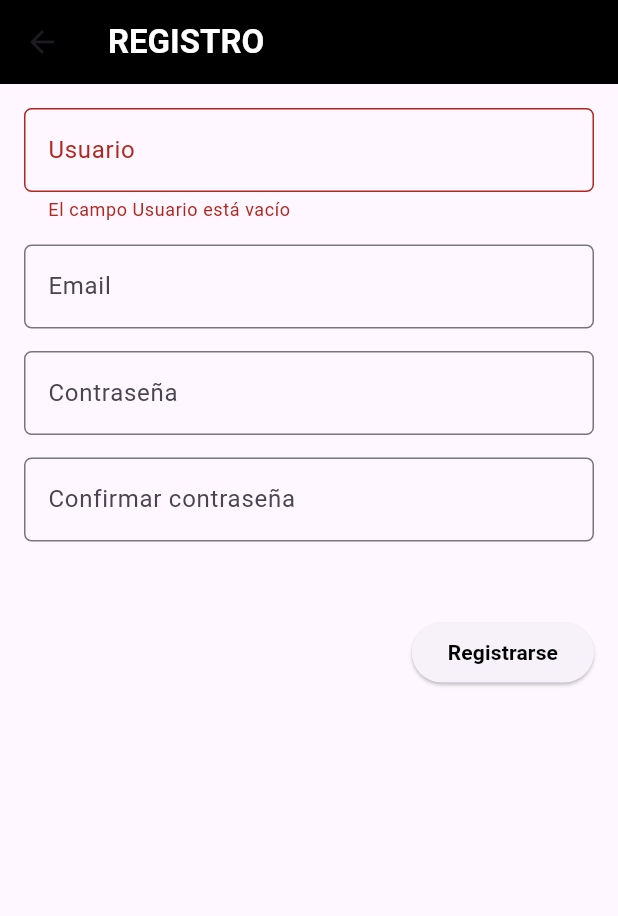
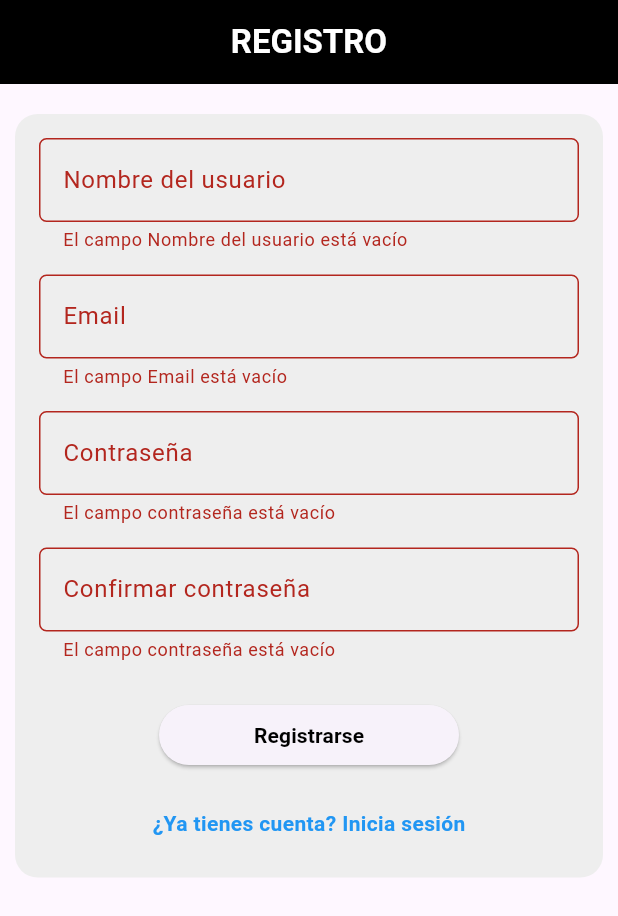
Before and after one commit to GamblerRunner/OtakuTracing, a Flutter app: the RegisterPage screen opened directly, after a tap on "Registrarse", on a phone screen of 412 x 824 dp. Shown: the top 916 px of the screen. Run offline on Flutter 3.47's test engine with Material 3 defaults, Android fonts, the phone set to English and light mode, and no system bars; our stand-ins replace firebase_auth, firebase_core, fluttertoast, graphql, graphql_flutter, video_player; accounts and stored records are empty; network calls fail.

Commit message:
Login, Register y Ajustes

```diff
--- a/lib/main.dart
+++ b/lib/main.dart
@@ -4,10 +4,11 @@ import 'package:tfc/login.dart';
 import 'AnimeData.dart';
 import 'AnimeModel.dart';
 import 'register.dart';
+import 'settings.dart';
 
 void main() {
   runApp(MaterialApp(
-    home: HomePage(),
+    home: LoginPage(),
   ));
 }
 
@@ -168,7 +169,7 @@ class _HomePageState extends State<HomePage> {
                         onPressed: () {
                           Navigator.push(
                             context,
-                            MaterialPageRoute(builder: (context) => LoginPage()),
+                            MaterialPageRoute(builder: (context) => SettingsPage()),
                           );
                         },
                         child: Text('Buscar'),
--- a/lib/register.dart
+++ b/lib/register.dart
@@ -1,6 +1,7 @@
 import 'package:flutter/material.dart';
-import 'package:tfc/otaku.dart';
+import 'package:fluttertoast/fluttertoast.dart';
 import 'package:tfc/Firebase_Manager.dart';
+import 'login.dart'; // Importar la pantalla de inicio de sesión
 
 class RegisterPage extends StatefulWidget {
   @override
@@ -9,55 +10,96 @@ class RegisterPage extends StatefulWidget {
 
 class Register extends State<RegisterPage> {
   final GlobalKey<FormState> _formKey = GlobalKey<FormState>();
-  //VARIABLES
+
+  // VARIABLES
   String? usuario;
   String? correo;
   String? contrasenia1;
   String? contrasenia2;
+  bool pasarDatos1 = false;
+  bool pasarDatos2 = false;
 
   FirebaseManager fm = FirebaseManager();
 
-
-  //METODOS
+  // METODOS
   void registrarse() {
     if (_formKey.currentState!.validate()) {
       _formKey.currentState!.save();
       fm.registerNewUser(correo!, contrasenia1!);
+      // Mostrar toast si todos los datos son correctos
+      Fluttertoast.showToast(
+        msg: "¡Registro exitoso!",
+        toastLength: Toast.LENGTH_SHORT,
+        gravity: ToastGravity.BOTTOM,
+        backgroundColor: Colors.green,
+        textColor: Colors.white,
+      );
     }
+  }
+
+  String? _validateField(String? value, String fieldName) {
+    if (value == null || value.isEmpty) {
+      return 'El campo $fieldName está vacío';
+    } else {
+      pasarDatos1 = true;
+    }
+    return null;
+  }
+
+  String? _validatePassword(String? value) {
+    if (value == null || value.isEmpty) {
+      return 'El campo contraseña está vacío';
+    } else if (value.length < 7) {
+      return 'La contraseña debe tener al menos 6 caracteres';
+    } else if (contrasenia2 != contrasenia1) {
+      return 'Las contraseñas no coinciden';
+    } else {
+      pasarDatos2 = true;
+    }
+    return null;
   }
 
   @override
   Widget build(BuildContext context) {
     return Scaffold(
       appBar: AppBar(
-        title: Text(
+        automaticallyImplyLeading: false,
+        title: Center(
+          child: Text(
             'REGISTRO',
             style: TextStyle(
               fontWeight: FontWeight.bold,
               color: Colors.white,
             ),
           ),
+        ),
         backgroundColor: Colors.black,
+        centerTitle: true,
       ),
-      body: Container(
+      body: SingleChildScrollView(
+        child: Column(
+          crossAxisAlignment: CrossAxisAlignment.stretch,
+          children: <Widget>[
+            SizedBox(height: 10),
+            Container(
+              margin: EdgeInsets.symmetric(vertical: 10.0, horizontal: 10.0),
               padding: EdgeInsets.all(16.0),
+              decoration: BoxDecoration(
+                color: Colors.grey[200],
+                borderRadius: BorderRadius.circular(15.0),
+              ),
               child: Form(
                 key: _formKey,
-          child: ListView(
+                child: Column(
                   children: <Widget>[
                     TextFormField(
                       decoration: InputDecoration(
-                  labelText: 'Usuario',
+                        labelText: 'Nombre del usuario',
                         border: OutlineInputBorder(
                           borderRadius: BorderRadius.circular(5.0),
                         ),
                       ),
-                validator: (value) {
-                  if (value!.isEmpty) {
-                    return 'El campo Usuario está vacío';
-                  }
-                  return null;
-                },
+                      validator: (value) => _validateField(value, 'Nombre del usuario'),
                       onSaved: (value) => usuario = value,
                     ),
                     SizedBox(height: 15),
@@ -68,9 +110,7 @@ class Register extends State<RegisterPage> {
                           borderRadius: BorderRadius.circular(5.0),
                         ),
                       ),
-                validator: (value) {
-                  // validación del correo electrónico
-                },
+                      validator: (value) => _validateField(value, 'Email'),
                       onSaved: (value) => correo = value,
                     ),
                     SizedBox(height: 15),
@@ -81,9 +121,7 @@ class Register extends State<RegisterPage> {
                           borderRadius: BorderRadius.circular(5.0),
                         ),
                       ),
-                validator: (value) {
-                  // validación de la contraseña
-                },
+                      validator: (value) => _validatePassword(value),
                       onSaved: (value) => contrasenia1 = value,
                     ),
                     SizedBox(height: 15),
@@ -94,16 +132,14 @@ class Register extends State<RegisterPage> {
                           borderRadius: BorderRadius.circular(5.0),
                         ),
                       ),
-                validator: (value) {
-                  // validación de la confirmación de la contraseña
-                },
+                      validator: (value) => _validatePassword(value),
                       onSaved: (value) => contrasenia2 = value,
                     ),
-              SizedBox(height: 50),
-              Row(
-                mainAxisAlignment: MainAxisAlignment.end,
-                children: <Widget>[
-                  ElevatedButton(
+                    SizedBox(height: 25),
+                    Center(
+                      child: SizedBox(
+                        width: 200.0, // Ajusta el ancho según sea necesario
+                        child: ElevatedButton(
                           onPressed: registrarse,
                           child: Text(
                             'Registrarse',
@@ -113,12 +149,35 @@ class Register extends State<RegisterPage> {
                             ),
                           ),
                         ),
-                ],
+                      ),
+                    ),
+                    SizedBox(height: 15),
+                    GestureDetector(
+                      onTap: () {
+                        Navigator.push(
+                          context,
+                          MaterialPageRoute(builder: (context) => LoginPage()),
+                        );
+                      },
+                      child: Container(
+                        padding: EdgeInsets.all(10.0),
+                        alignment: Alignment.center,
+                        child: Text(
+                          '¿Ya tienes cuenta? Inicia sesión',
+                          style: TextStyle(
+                            color: Colors.blue,
+                            fontWeight: FontWeight.bold,
+                          ),
+                        ),
+                      ),
                     ),
                   ],
                 ),
               ),
             ),
+          ],
+        ),
+      ),
     );
   }
 }
--- a/pubspec.yaml
+++ b/pubspec.yaml
@@ -34,6 +34,7 @@ dependencies:
     sdk: flutter
   #video_player: ^2.8.6
   flutter_bloc: ^8.1.4
+  fluttertoast: ^8.0.8
   graphql: ^5.1.3
 
 
```
Also changed, not shown: lib/login.dart (+103 -27 lines), lib/settings.dart (added, +76 -0 lines), assets/img/Icono.jpg (added), assets/img/OtakuTracing_Icono.jpg (added), assets/img/OtakuTracing_Logo.jpg (added), pubspec.lock. Lines whose indentation alone changed are shown as unchanged.
